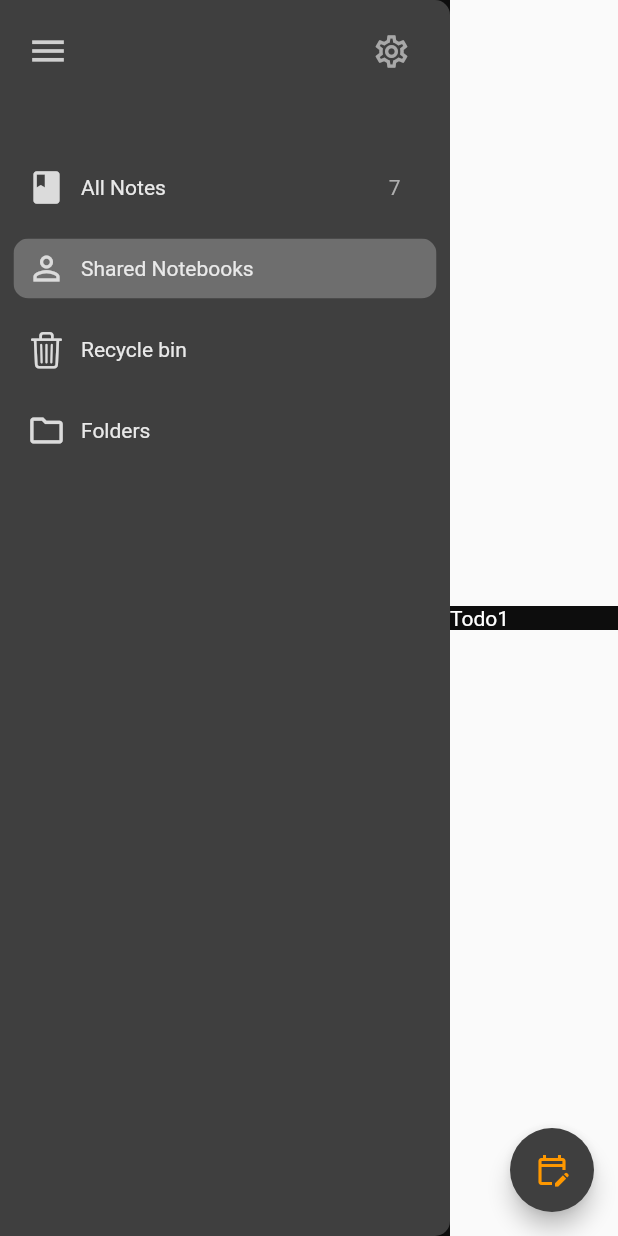
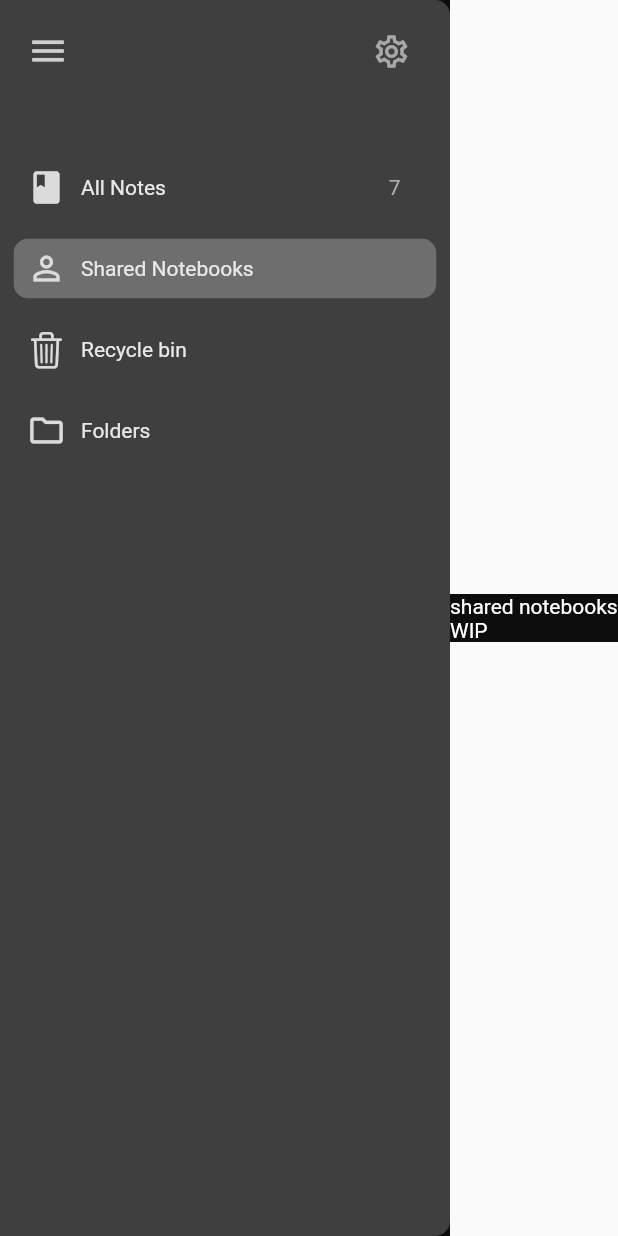
Before and after one commit to Lukas-Heiligenbrunner/Notes, a Flutter app: the screen it shows after launch, after a tap on the "menu" icon, after a tap on "Shared Notebooks", on a phone screen of 412 x 824 dp. Run offline on Flutter 3.47's test engine with Material 2 defaults, Android fonts, the phone set to English and light mode, and no system bars; missing offline and left inert: equations.

```diff
--- a/lib/main.dart
+++ b/lib/main.dart
@@ -1,6 +1,7 @@
 import 'package:flutter/material.dart';
 import 'package:notes/CollapseDrawer.dart';
 import 'package:notes/all_notes_page.dart';
+import 'package:notes/canvas/drawing_canvas.dart';
 
 void main() {
   runApp(const MyApp());
@@ -38,11 +39,7 @@ class _MyHomePageState extends State<MyHomePage> {
   @override
   Widget build(BuildContext context) {
     return Scaffold(
-      floatingActionButton: FloatingActionButton(
-          onPressed: () {},
-          backgroundColor: const Color(0xff3f3f3f),
-          child:
-              const Icon(Icons.edit_calendar_outlined, color: Colors.orange)),
+      floatingActionButton: _fab(),
       body: Row(
         children: [
           CollapseDrawer(
@@ -60,23 +57,44 @@ class _MyHomePageState extends State<MyHomePage> {
     );
   }
 
+  Widget _fab() {
+    switch (activePage) {
+      case View.all:
+      case View.folders:
+        return FloatingActionButton(
+          onPressed: () {
+            Navigator.push(
+              context,
+              MaterialPageRoute(
+                builder: (context) => const DrawingCanvas(),
+              ),
+            );
+          },
+          backgroundColor: const Color(0xff3f3f3f),
+          child: const Icon(Icons.edit_calendar_outlined, color: Colors.orange),
+        );
+      default:
+        return Container();
+    }
+  }
+
   Widget _buildPage() {
     switch (activePage) {
       case View.all:
         return const AllNotesPage();
       case View.shared:
         return const Text(
-          'Todo1',
+          'shared notebooks WIP',
           style: TextStyle(color: Colors.white),
         );
       case View.recycle:
         return const Text(
-          'Todo',
+          'recycle bin WIP',
           style: TextStyle(color: Colors.white),
         );
       case View.folders:
         return const Text(
-          'Todo',
+          'Folders WIP',
           style: TextStyle(color: Colors.white),
         );
     }
--- a/pubspec.yaml
+++ b/pubspec.yaml
@@ -31,12 +31,11 @@ environment:
 dependencies:
   flutter:
     sdk: flutter
-  collapsible_sidebar: ^2.0.3
-
 
   # The following adds the Cupertino Icons font to your application.
   # Use with the CupertinoIcons class for iOS style icons.
   cupertino_icons: ^1.0.2
+  equations: ^4.1.0
 
 dev_dependencies:
   flutter_test:
```
Also changed, not shown: lib/canvas/document_types.dart (added, +20 -0 lines), lib/canvas/drawing_canvas.dart (added, +129 -0 lines), lib/canvas/my_painter.dart (added, +34 -0 lines), pubspec.lock.
